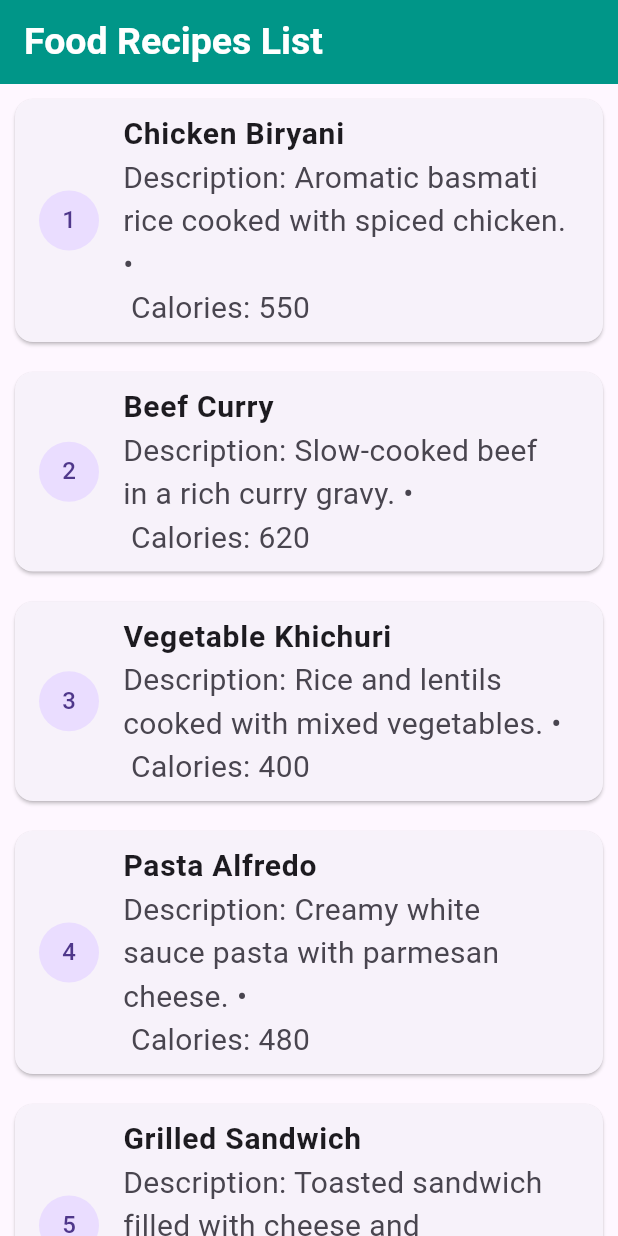
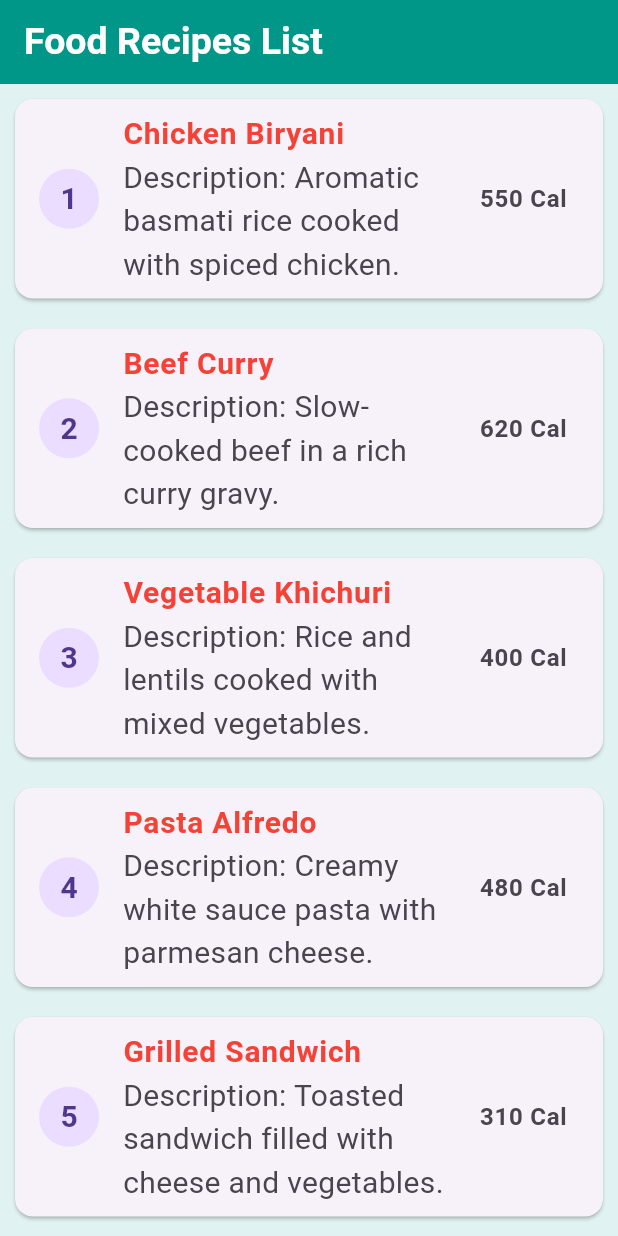
Before and after one commit to motaleb1987/live_test, a Flutter app: the screen it shows after launch, on a phone screen of 412 x 824 dp. Run offline on Flutter 3.47's test engine with Material 3 defaults, Android fonts, the phone set to English and light mode, and no system bars.

Commit message:
test style added

```diff
--- a/lib/live_test_14.dart
+++ b/lib/live_test_14.dart
@@ -74,6 +74,7 @@ class _LiveTest14State extends State<LiveTest14> {
   @override
   Widget build(BuildContext context) {
     return Scaffold(
+      backgroundColor: Colors.teal[50],
       appBar: AppBar(
         backgroundColor: Colors.teal,
         foregroundColor: Colors.white,
@@ -87,13 +88,14 @@ class _LiveTest14State extends State<LiveTest14> {
             margin: EdgeInsets.all(10),
             child: ListTile(
               leading: CircleAvatar(
-                child: Text(item['id'].toString()),
+                child: Text(item['id'].toString(), style: TextStyle( fontWeight: FontWeight.bold, fontSize: 20)),
               ),
-              title: Text(item['title'], style: TextStyle(fontSize: 20, fontWeight: FontWeight.bold),),
+              title: Text(item['title'], style: TextStyle(fontSize: 20, fontWeight: FontWeight.bold,color: Colors.red),),
               subtitle: Text(
-                  "Description: ${item['description']} •\n Calories: ${item['calories']}",
+                  "Description: ${item['description']} ",
                 style: TextStyle(fontSize: 20),
               ),
+              trailing: Text('${item['calories']} Cal',style: TextStyle( fontWeight: FontWeight.bold, fontSize: 16)),
 
             ),
           );
```
